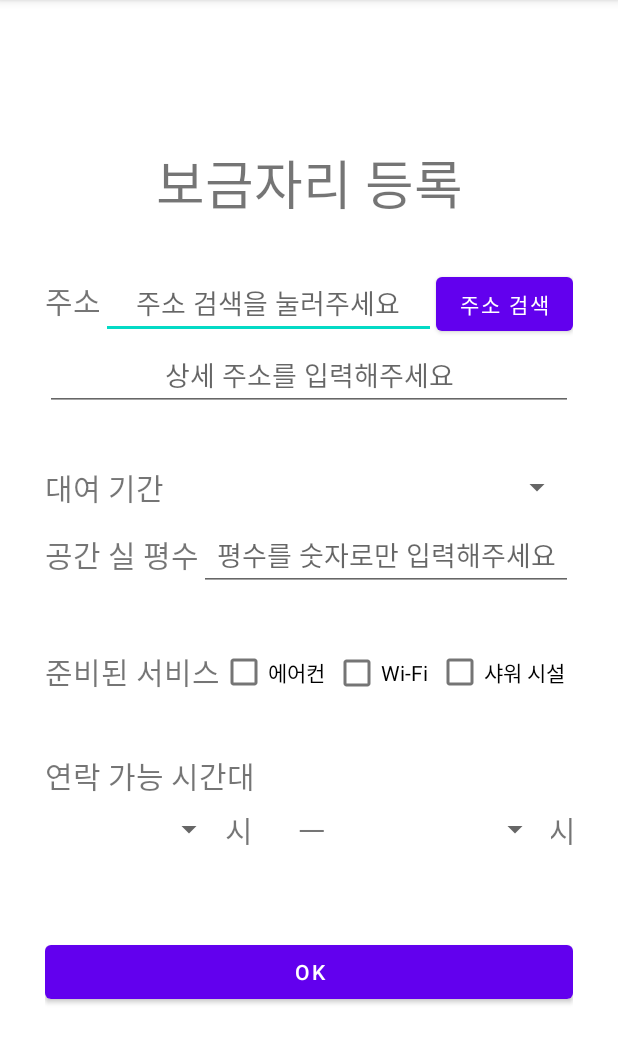
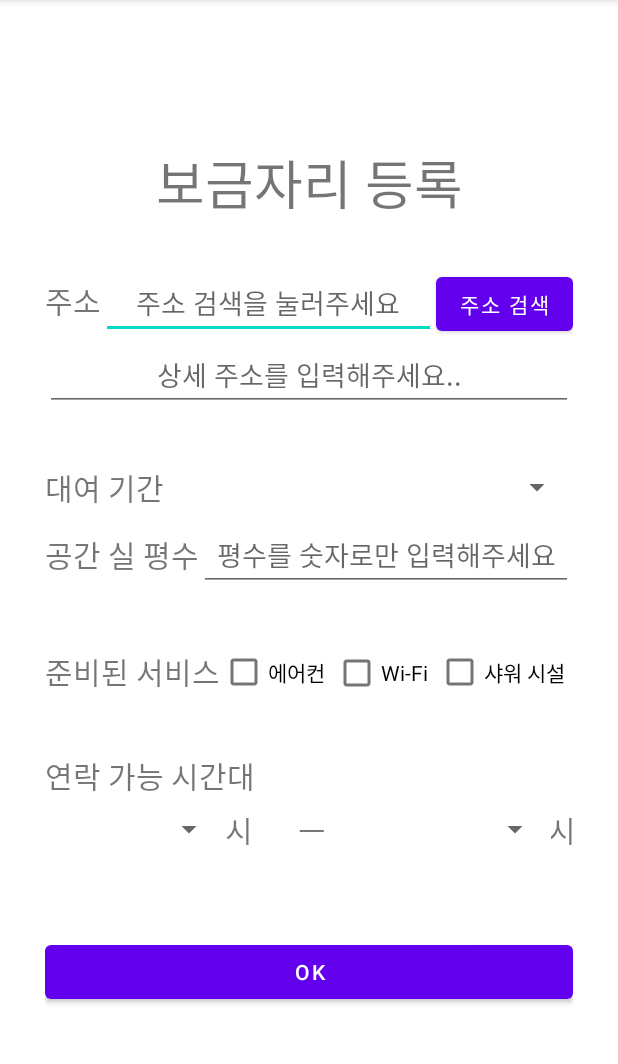
Before and after one commit to Jangchaewon12/Capstone, an Android app: the SubmitNest screen opened directly, with no data from a screen before it, on a phone screen of 412 x 824 dp, the part 84-1148 px from its top. Run offline under Robolectric (Android 15) with nearby library versions, the phone set to English and light mode, and no system bars.

Commit message:
develop branch test commit

```diff
--- a/app/src/main/res/layout/activity_submit_nest.xml
+++ b/app/src/main/res/layout/activity_submit_nest.xml
@@ -54,7 +54,7 @@
         <EditText
             android:layout_width="match_parent"
             android:layout_height="wrap_content"
-            android:hint="상세 주소를 입력해주세요"
+            android:hint="상세 주소를 입력해주세요.."
             android:textAlignment="center" />
     </LinearLayout>
     <LinearLayout
```
